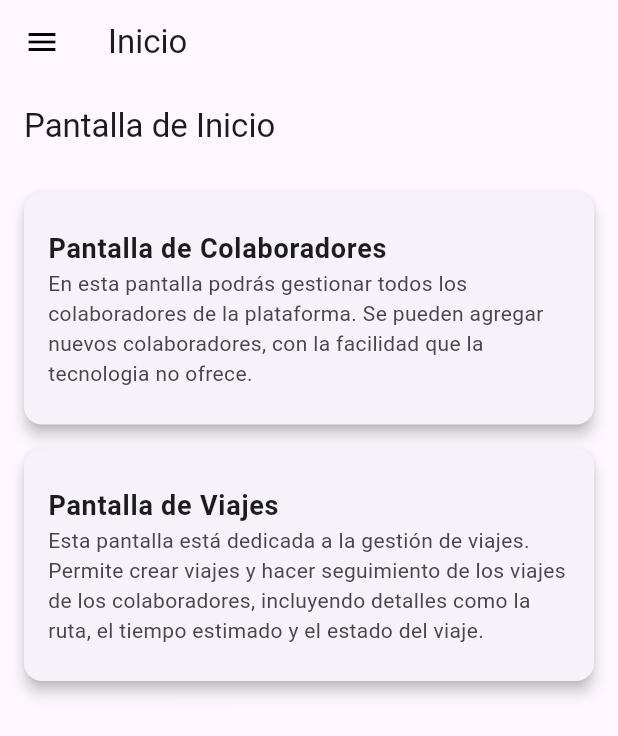
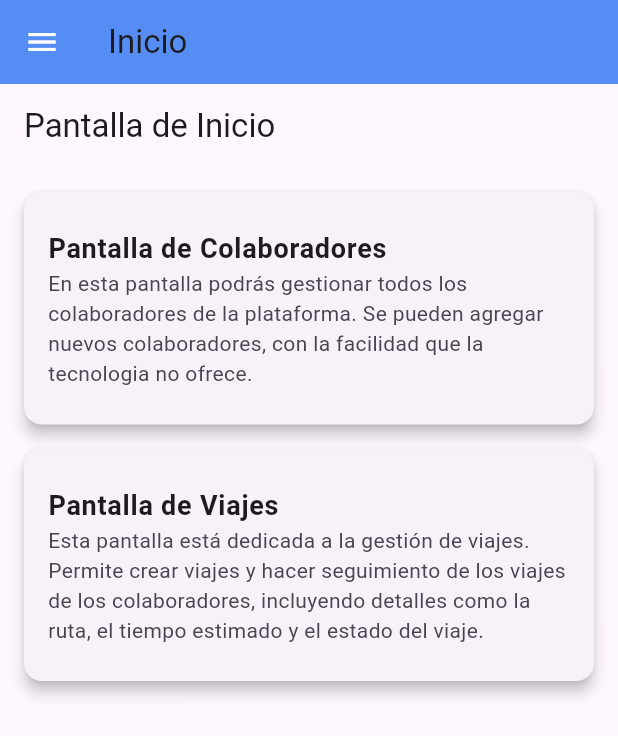
Before and after one commit to AngelGuillen02/CHIMOVIA_APPSISTEMAVIAJE, a Flutter app: the MainScreen screen opened by its route, after a tap on the "menu" icon, after a tap on "Inicio", on a phone screen of 412 x 824 dp. Shown: the top 736 px of the screen. Run offline on Flutter 3.47's test engine with Material 3 defaults, Android fonts, the light colour scheme and no system bars; our stand-ins replace bloc, dio, flutter_bloc, flutter_map, go_router, latlong2 and 1 more; accounts and stored records are empty; network calls fail.

Commit message:
A ver que pasa

```diff
--- a/chimovia_appmovil/lib/config/enviroment.dart
+++ b/chimovia_appmovil/lib/config/enviroment.dart
@@ -1,3 +1,3 @@
 class EnviromentApi{
-  static const String apiUrl = 'http://192.168.1.17:45455/api';
+  static const String apiUrl = 'http://172.19.64.1:45455/api';
 }
--- a/chimovia_appmovil/lib/modules/colaboradores/presentation/colaboradores_screen.dart
+++ b/chimovia_appmovil/lib/modules/colaboradores/presentation/colaboradores_screen.dart
@@ -125,8 +125,8 @@ void _agregarColaboradorShowDialog(
   LatLng? selectedLocation;
 
   final List<Map<String, dynamic>> cargos = [
-    {"id": 3, "descripcion": "Chofer"},
-    {"id": 2, "descripcion": "Gerente"},
+    {"id": 1, "descripcion": "Gerente"},
+    {"id": 2, "descripcion": "Colaborador"},
   ];
 
   void openStreetMapScreen() {
--- a/chimovia_appmovil/lib/modules/home/home_screen.dart
+++ b/chimovia_appmovil/lib/modules/home/home_screen.dart
@@ -122,9 +122,10 @@ class _MainScreenState extends State<MainScreen> {
       child: Scaffold(
         key: _scaffoldKey,
         appBar: AppBar(
+          backgroundColor: sidebarColor,
           title: _tituloIndice(_selectedIndex),
           leading: IconButton(
-            icon: const Icon(Icons.menu, color: Color.fromARGB(255, 0, 0, 0)),
+            icon: const Icon(Icons.menu, color: Color.fromARGB(255, 255, 255, 255)),
             onPressed: () {
               _scaffoldKey.currentState?.openDrawer();
             },
@@ -187,11 +188,7 @@ class AppDrawer extends StatelessWidget {
                     title: 'Colaboradores',
                     index: 1,
                   ),
-                  _elementoSidebar(
-                    icon: Icons.app_registration,
-                    title: 'Asignaciones',
-                    index: 2,
-                  ),
+
                   _elementoSidebar(
                     icon: Icons.bus_alert_outlined,
                     title: 'Viajes',
@@ -295,24 +292,7 @@ class home_screens extends StatelessWidget {
         padding: const EdgeInsets.all(16.0),
         child: Column(
           children: [
-            // Card(
-            //   shape: RoundedRectangleBorder(
-            //     borderRadius: BorderRadius.circular(12),
-            //   ),
-            //   elevation: 4,
-            //   margin: const EdgeInsets.only(bottom: 16),
-            //   child: ListTile(
-            //     contentPadding: const EdgeInsets.all(16),
-            //     title: const Text(
-            //       "Pantalla de Asignaciones",
-            //       style: TextStyle(fontWeight: FontWeight.bold, fontSize: 18),
-            //     ),
-            //     subtitle: const Text(
-            //       "En esta pantalla podrás ver y gestionar todas las asignaciones de los colaboradores a las sucursales. Podrás revisar el estado de cada asignación, asignar nuevos colaboradores y realizar cambios en tiempo real.",
-            //       style: TextStyle(fontSize: 14),
-            //     ),
-            //   ),
-            // ),
+
             Card(
               shape: RoundedRectangleBorder(
                 borderRadius: BorderRadius.circular(12),
```
Also changed, not shown: chimovia_appmovil/lib/modules/login/presentation/login.dart (+27 -14 lines), chimovia_appmovil/lib/modules/viajes/presentation/widgets/card_viajes.dart (+0 -26 lines).
